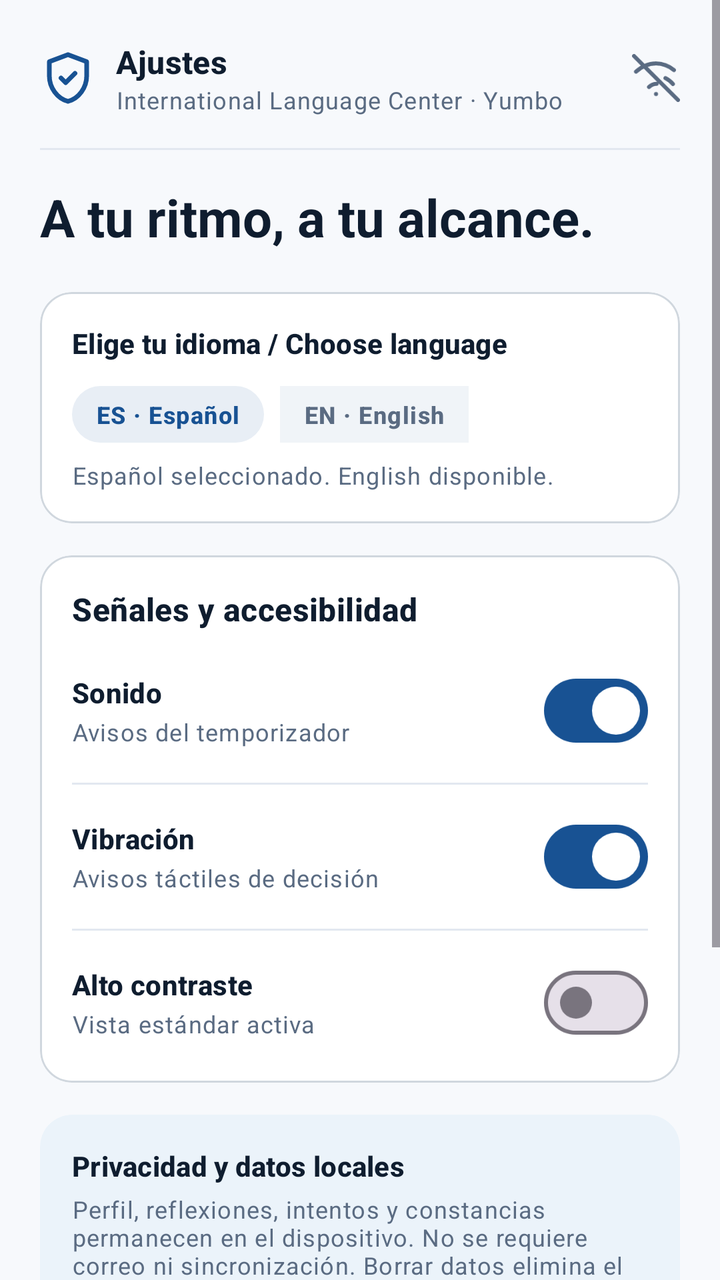
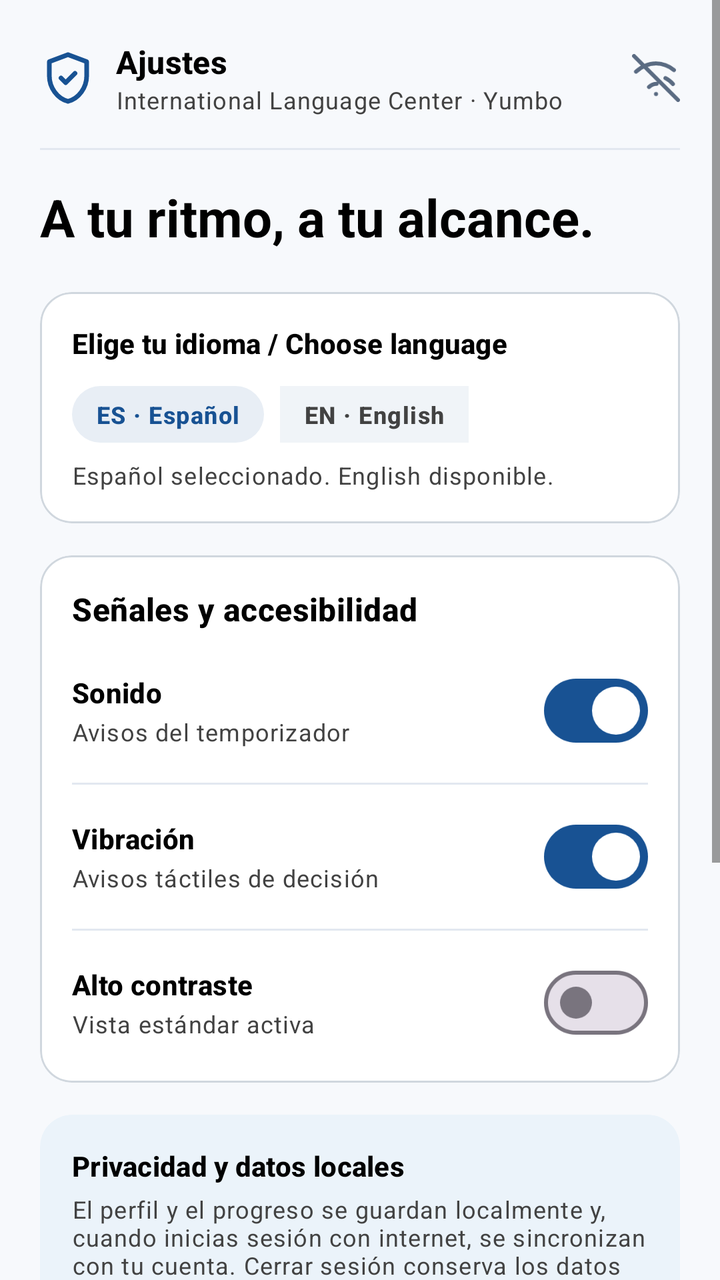

Before-and-after screenshots of an Android layout around one commit, followed by the original layout XML and the change that was made.
<!-- AndroidManifest.xml: application theme Theme.CrisisSim -->
<!-- res/layout/fragment_settings.xml -->
<?xml version="1.0" encoding="utf-8"?>
<ScrollView xmlns:android="http://schemas.android.com/apk/res/android"
    xmlns:app="http://schemas.android.com/apk/res-auto"
    xmlns:tools="http://schemas.android.com/tools"
    android:layout_width="match_parent"
    android:layout_height="match_parent"
    android:background="@color/background_light"
    android:clipToPadding="false"
    android:fillViewport="true"
    tools:context=".presentation.ui.settings.SettingsFragment">

    <LinearLayout
        android:layout_width="match_parent"
        android:layout_height="wrap_content"
        android:orientation="vertical"
        android:padding="20dp">

        
        <LinearLayout
            android:layout_width="match_parent"
            android:layout_height="wrap_content"
            android:gravity="center_vertical"
            android:orientation="horizontal"
            android:paddingBottom="16dp">

            <ImageView
                android:layout_width="28dp"
                android:layout_height="28dp"
                android:contentDescription="@string/settings_header_title"
                android:src="@drawable/ic_shield" />

            <LinearLayout
                android:layout_width="0dp"
                android:layout_height="wrap_content"
                android:layout_marginStart="10dp"
                android:layout_weight="1"
                android:orientation="vertical">

                <TextView
                    android:layout_width="wrap_content"
                    android:layout_height="wrap_content"
                    android:text="@string/settings_header_title"
                    android:textAppearance="?attr/textAppearanceTitleMedium"
                    android:textColor="@color/text_primary"
                    android:textStyle="bold" />

                <TextView
                    android:layout_width="wrap_content"
                    android:layout_height="wrap_content"
                    android:text="@string/app_subtitle"
                    android:textAppearance="?attr/textAppearanceBodySmall"
                    android:textColor="@color/text_secondary" />
            </LinearLayout>

            <ImageView
                android:layout_width="24dp"
                android:layout_height="24dp"
                android:contentDescription="@string/badge_offline"
                android:src="@drawable/ic_offline" />
        </LinearLayout>

        <View
            android:layout_width="match_parent"
            android:layout_height="1dp"
            android:layout_marginBottom="16dp"
            android:background="#E2E8F0" />

        
        <TextView
            android:layout_width="match_parent"
            android:layout_height="wrap_content"
            android:text="@string/settings_title"
            android:textAppearance="?attr/textAppearanceHeadlineMedium"
            android:textColor="@color/text_primary"
            android:textSize="26sp"
            android:textStyle="bold" />

        
        <com.google.android.material.card.MaterialCardView
            android:layout_width="match_parent"
            android:layout_height="wrap_content"
            android:layout_marginTop="20dp"
            app:cardBackgroundColor="@color/surface_light"
            app:cardCornerRadius="16dp"
            app:cardElevation="0dp"
            app:strokeColor="#D0D7DE"
            app:strokeWidth="1dp">

            <LinearLayout
                android:layout_width="match_parent"
                android:layout_height="wrap_content"
                android:orientation="vertical"
                android:padding="16dp">

                <TextView
                    android:layout_width="match_parent"
                    android:layout_height="wrap_content"
                    android:text="@string/welcome_lang_label"
                    android:textAppearance="?attr/textAppearanceTitleSmall"
                    android:textColor="@color/text_primary"
                    android:textStyle="bold" />

                <LinearLayout
                    android:layout_width="match_parent"
                    android:layout_height="wrap_content"
                    android:layout_marginTop="12dp"
                    android:orientation="horizontal">

                    <TextView
                        android:layout_width="wrap_content"
                        android:layout_height="wrap_content"
                        android:background="@drawable/bg_pill_role"
                        android:paddingHorizontal="12dp"
                        android:paddingVertical="6dp"
                        android:text="@string/welcome_lang_es"
                        android:textAppearance="?attr/textAppearanceLabelMedium"
                        android:textColor="@color/primary"
                        android:textStyle="bold" />

                    <TextView
                        android:layout_width="wrap_content"
                        android:layout_height="wrap_content"
                        android:layout_marginStart="8dp"
                        android:background="#F0F4F8"
                        android:paddingHorizontal="12dp"
                        android:paddingVertical="6dp"
                        android:text="@string/welcome_lang_en"
                        android:textAppearance="?attr/textAppearanceLabelMedium"
                        android:textColor="@color/text_secondary"
                        android:textStyle="bold" />
                </LinearLayout>

                <TextView
                    android:layout_width="match_parent"
                    android:layout_height="wrap_content"
                    android:layout_marginTop="8dp"
                    android:text="Español seleccionado. English disponible."
                    android:textAppearance="?attr/textAppearanceBodySmall"
                    android:textColor="@color/text_secondary" />
            </LinearLayout>
        </com.google.android.material.card.MaterialCardView>

        
        <com.google.android.material.card.MaterialCardView
            android:layout_width="match_parent"
            android:layout_height="wrap_content"
            android:layout_marginTop="16dp"
            app:cardBackgroundColor="@color/surface_light"
            app:cardCornerRadius="16dp"
            app:cardElevation="0dp"
            app:strokeColor="#D0D7DE"
            app:strokeWidth="1dp">

            <LinearLayout
                android:layout_width="match_parent"
                android:layout_height="wrap_content"
                android:orientation="vertical"
                android:padding="16dp">

                <TextView
                    android:layout_width="match_parent"
                    android:layout_height="wrap_content"
                    android:text="@string/settings_accessibility_title"
                    android:textAppearance="?attr/textAppearanceTitleMedium"
                    android:textColor="@color/text_primary"
                    android:textStyle="bold" />

                
                <LinearLayout
                    android:layout_width="match_parent"
                    android:layout_height="wrap_content"
                    android:layout_marginTop="16dp"
                    android:gravity="center_vertical"
                    android:orientation="horizontal">

                    <LinearLayout
                        android:layout_width="0dp"
                        android:layout_height="wrap_content"
                        android:layout_weight="1"
                        android:orientation="vertical">

                        <TextView
                            android:layout_width="wrap_content"
                            android:layout_height="wrap_content"
                            android:text="@string/settings_sound_title"
                            android:textAppearance="?attr/textAppearanceTitleSmall"
                            android:textColor="@color/text_primary"
                            android:textStyle="bold" />

                        <TextView
                            android:layout_width="wrap_content"
                            android:layout_height="wrap_content"
                            android:layout_marginTop="2dp"
                            android:text="@string/settings_sound_desc"
                            android:textAppearance="?attr/textAppearanceBodySmall"
                            android:textColor="@color/text_secondary" />
                    </LinearLayout>

                    <com.google.android.material.materialswitch.MaterialSwitch
                        android:layout_width="wrap_content"
                        android:layout_height="wrap_content"
                        android:checked="true" />
                </LinearLayout>

                <View
                    android:layout_width="match_parent"
                    android:layout_height="1dp"
                    android:layout_marginVertical="12dp"
                    android:background="#E2E8F0" />

                
                <LinearLayout
                    android:layout_width="match_parent"
                    android:layout_height="wrap_content"
                    android:gravity="center_vertical"
                    android:orientation="horizontal">

                    <LinearLayout
                        android:layout_width="0dp"
                        android:layout_height="wrap_content"
                        android:layout_weight="1"
                        android:orientation="vertical">

                        <TextView
                            android:layout_width="wrap_content"
                            android:layout_height="wrap_content"
                            android:text="@string/settings_vibration_title"
                            android:textAppearance="?attr/textAppearanceTitleSmall"
                            android:textColor="@color/text_primary"
                            android:textStyle="bold" />

                        <TextView
                            android:layout_width="wrap_content"
                            android:layout_height="wrap_content"
                            android:layout_marginTop="2dp"
                            android:text="@string/settings_vibration_desc"
                            android:textAppearance="?attr/textAppearanceBodySmall"
                            android:textColor="@color/text_secondary" />
                    </LinearLayout>

                    <com.google.android.material.materialswitch.MaterialSwitch
                        android:layout_width="wrap_content"
                        android:layout_height="wrap_content"
                        android:checked="true" />
                </LinearLayout>

                <View
                    android:layout_width="match_parent"
                    android:layout_height="1dp"
                    android:layout_marginVertical="12dp"
                    android:background="#E2E8F0" />

                
                <LinearLayout
                    android:layout_width="match_parent"
                    android:layout_height="wrap_content"
                    android:gravity="center_vertical"
                    android:orientation="horizontal">

                    <LinearLayout
                        android:layout_width="0dp"
                        android:layout_height="wrap_content"
                        android:layout_weight="1"
                        android:orientation="vertical">

                        <TextView
                            android:layout_width="wrap_content"
                            android:layout_height="wrap_content"
                            android:text="@string/settings_contrast_title"
                            android:textAppearance="?attr/textAppearanceTitleSmall"
                            android:textColor="@color/text_primary"
                            android:textStyle="bold" />

                        <TextView
                            android:layout_width="wrap_content"
                            android:layout_height="wrap_content"
                            android:layout_marginTop="2dp"
                            android:text="@string/settings_contrast_desc"
                            android:textAppearance="?attr/textAppearanceBodySmall"
                            android:textColor="@color/text_secondary" />
                    </LinearLayout>

                    <com.google.android.material.materialswitch.MaterialSwitch
                        android:layout_width="wrap_content"
                        android:layout_height="wrap_content"
                        android:checked="false" />
                </LinearLayout>
            </LinearLayout>
        </com.google.android.material.card.MaterialCardView>

        
        <com.google.android.material.card.MaterialCardView
            android:layout_width="match_parent"
            android:layout_height="wrap_content"
            android:layout_marginTop="16dp"
            app:cardBackgroundColor="@color/primary_container"
            app:cardCornerRadius="16dp"
            app:cardElevation="0dp"
            app:strokeWidth="0dp">

            <LinearLayout
                android:layout_width="match_parent"
                android:layout_height="wrap_content"
                android:orientation="vertical"
                android:padding="16dp">

                <TextView
                    android:layout_width="match_parent"
                    android:layout_height="wrap_content"
                    android:text="@string/settings_privacy_title"
                    android:textAppearance="?attr/textAppearanceTitleSmall"
                    android:textColor="@color/text_primary"
                    android:textStyle="bold" />

                <TextView
                    android:layout_width="match_parent"
                    android:layout_height="wrap_content"
                    android:layout_marginTop="4dp"
                    android:text="@string/settings_privacy_desc"
                    android:textAppearance="?attr/textAppearanceBodySmall"
                    android:textColor="@color/text_secondary" />
            </LinearLayout>
        </com.google.android.material.card.MaterialCardView>

        
        <com.google.android.material.button.MaterialButton
            android:id="@+id/btn_clear_data"
            style="?attr/materialButtonOutlinedStyle"
            android:layout_width="match_parent"
            android:layout_height="52dp"
            android:layout_marginTop="16dp"
            android:text="@string/settings_clear_data"
            android:textAppearance="?attr/textAppearanceTitleSmall"
            android:textColor="#C5221F"
            app:cornerRadius="12dp"
            app:strokeColor="#C5221F"
            app:strokeWidth="1.5dp" />

        <TextView
            android:layout_width="match_parent"
            android:layout_height="wrap_content"
            android:layout_marginTop="8dp"
            android:gravity="center"
            android:text="@string/settings_note"
            android:textAppearance="?attr/textAppearanceBodySmall"
            android:textColor="@color/text_secondary" />

        
        <com.google.android.material.card.MaterialCardView
            android:id="@+id/card_meeting_point"
            android:layout_width="match_parent"
            android:layout_height="52dp"
            android:layout_marginTop="16dp"
            android:clickable="true"
            android:focusable="true"
            app:cardBackgroundColor="@color/meeting_point_bg"
            app:cardCornerRadius="12dp"
            app:cardElevation="0dp"
            app:strokeColor="@color/meeting_point_border"
            app:strokeWidth="1dp">

            <LinearLayout
                android:layout_width="match_parent"
                android:layout_height="match_parent"
                android:gravity="center"
                android:orientation="horizontal">

                <ImageView
                    android:layout_width="20dp"
                    android:layout_height="20dp"
                    android:contentDescription="@string/meeting_point_button"
                    android:src="@drawable/ic_meeting_point" />

                <TextView
                    android:layout_width="wrap_content"
                    android:layout_height="wrap_content"
                    android:layout_marginStart="8dp"
                    android:text="@string/meeting_point_button"
                    android:textAppearance="?attr/textAppearanceTitleMedium"
                    android:textColor="@color/meeting_point_text"
                    android:textStyle="bold" />
            </LinearLayout>
        </com.google.android.material.card.MaterialCardView>
    </LinearLayout>
</ScrollView>
<!-- resources referenced by this layout -->
<resources>
  <color name="background_light">#F7F9FC</color>
  <color name="meeting_point_bg">#E2F4EC</color>
  <color name="meeting_point_border">#A2DEC3</color>
  <color name="meeting_point_text">#176343</color>
  <color name="primary">#185293</color>
  <color name="primary_container">#EBF3FA</color>
  <color name="surface_light">#FFFFFF</color>
  <color name="text_primary">#0F1D2F</color>
  <color name="text_secondary">#5A6B82</color>
  <!-- drawable bg_pill_role (drawable) -->
  <?xml version="1.0" encoding="utf-8"?>
  <shape xmlns:android="http://schemas.android.com/apk/res/android"
      android:shape="rectangle">
      <solid android:color="@color/role_pill_bg" />
      <corners android:radius="16dp" />
  </shape>
  <!-- drawable ic_offline (drawable) -->
  <vector xmlns:android="http://schemas.android.com/apk/res/android"
      android:width="24dp"
      android:height="24dp"
      android:viewportWidth="24"
      android:viewportHeight="24">
    <path
        android:fillColor="#00000000"
        android:pathData="M1,1l22,22M16.72,12.06C18.17,12.78 19.46,13.8 20.46,15.01M12,20h.01M8.5,16.5c1.01,-1.01 2.37,-1.6 3.8,-1.60M2,8.82C4.84,6.23 8.35,4.72 12,4.72c3.21,0 6.33,1.18 8.97,3.3"
        android:strokeColor="#5A6B82"
        android:strokeWidth="2"
        android:strokeLineCap="round"
        android:strokeLineJoin="round"/>
  </vector>
  <string name="app_subtitle">International Language Center · Yumbo</string>
  <string name="badge_offline">Entrenamiento sin internet</string>
  <string name="meeting_point_button">Punto de encuentro</string>
  <string name="settings_accessibility_title">Señales y accesibilidad</string>
  <string name="settings_clear_data">Borrar datos del dispositivo</string>
  <string name="settings_contrast_desc">Vista estándar activa</string>
  <string name="settings_contrast_title">Alto contraste</string>
  <string name="settings_header_title">Ajustes</string>
  <string name="settings_note">Estados visuales de ejemplo. Estos controles no cambian la configuración en esta maqueta.</string>
  <string name="settings_privacy_desc">Perfil, reflexiones, intentos y constancias permanecen en el dispositivo. No se requiere correo ni sincronización. Borrar datos elimina el progreso local.</string>
  <string name="settings_privacy_title">Privacidad y datos locales</string>
  <string name="settings_sound_desc">Avisos del temporizador</string>
  <string name="settings_sound_title">Sonido</string>
  <string name="settings_title">A tu ritmo, a tu alcance.</string>
  <string name="settings_vibration_desc">Avisos táctiles de decisión</string>
  <string name="settings_vibration_title">Vibración</string>
  <string name="welcome_lang_en">EN · English</string>
  <string name="welcome_lang_es">ES · Español</string>
  <string name="welcome_lang_label">Elige tu idioma / Choose language</string>
  <style name="Theme.CrisisSim" parent="Base.Theme.CrisisSim" />
  <color name="role_pill_bg">#E8EEF5</color>
  <style name="Base.Theme.CrisisSim" parent="Theme.Material3.DayNight.NoActionBar">
          
          <item name="colorPrimary">@color/primary</item>
          <item name="colorPrimaryVariant">@color/primary_dark</item>
          <item name="colorOnPrimary">@color/surface_light</item>
          <item name="android:colorBackground">@color/background_light</item>
          <item name="colorSurface">@color/surface_light</item>
      </style>
  <color name="primary_dark">#0F3968</color>
  <!-- unchanged entries left out for length: 2 -->
</resources>

<!-- the commit's change to res/layout/fragment_settings.xml (unified diff, before → after) -->
@@ -336,6 +336,24 @@
             app:strokeColor="#C5221F"
             app:strokeWidth="1.5dp" />
 
+        <com.google.android.material.button.MaterialButton
+            android:id="@+id/btn_sign_out"
+            style="?attr/materialButtonOutlinedStyle"
+            android:layout_width="match_parent"
+            android:layout_height="52dp"
+            android:layout_marginTop="12dp"
+            android:text="@string/settings_sign_out"
+            app:cornerRadius="12dp" />
+
+        <TextView
+            android:layout_width="match_parent"
+            android:layout_height="wrap_content"
+            android:layout_marginTop="4dp"
+            android:gravity="center"
+            android:text="@string/settings_sign_out_note"
+            android:textAppearance="?attr/textAppearanceBodySmall"
+            android:textColor="@color/text_secondary" />
+
         <TextView
             android:layout_width="match_parent"
             android:layout_height="wrap_content"
<!-- resource entries referenced after the edit -->
@@ -7,8 +7,8 @@
   <color name="primary">#185293</color>
   <color name="primary_container">#EBF3FA</color>
   <color name="surface_light">#FFFFFF</color>
-  <color name="text_primary">#0F1D2F</color>
-  <color name="text_secondary">#5A6B82</color>
+  <color name="text_primary">#000000</color>
+  <color name="text_secondary">#424242</color>
   <!-- drawable bg_pill_role (drawable) -->
   <?xml version="1.0" encoding="utf-8"?>
   <shape xmlns:android="http://schemas.android.com/apk/res/android"
@@ -39,8 +39,10 @@
   <string name="settings_contrast_title">Alto contraste</string>
   <string name="settings_header_title">Ajustes</string>
   <string name="settings_note">Estados visuales de ejemplo. Estos controles no cambian la configuración en esta maqueta.</string>
-  <string name="settings_privacy_desc">Perfil, reflexiones, intentos y constancias permanecen en el dispositivo. No se requiere correo ni sincronización. Borrar datos elimina el progreso local.</string>
+  <string name="settings_privacy_desc">El perfil y el progreso se guardan localmente y, cuando inicias sesión con internet, se sincronizan con tu cuenta. Cerrar sesión conserva los datos de este dispositivo.</string>
   <string name="settings_privacy_title">Privacidad y datos locales</string>
+  <string name="settings_sign_out">Cerrar sesión</string>
+  <string name="settings_sign_out_note">Tus datos locales se conservan en este dispositivo.</string>
   <string name="settings_sound_desc">Avisos del temporizador</string>
   <string name="settings_sound_title">Sonido</string>
   <string name="settings_title">A tu ritmo, a tu alcance.</string>
@@ -51,13 +53,18 @@
   <string name="welcome_lang_label">Elige tu idioma / Choose language</string>
   <style name="Theme.CrisisSim" parent="Base.Theme.CrisisSim" />
   <color name="role_pill_bg">#E8EEF5</color>
-  <style name="Base.Theme.CrisisSim" parent="Theme.Material3.DayNight.NoActionBar">
-          
+  <style name="Base.Theme.CrisisSim" parent="Theme.Material3.Light.NoActionBar">
           <item name="colorPrimary">@color/primary</item>
           <item name="colorPrimaryVariant">@color/primary_dark</item>
           <item name="colorOnPrimary">@color/surface_light</item>
           <item name="android:colorBackground">@color/background_light</item>
           <item name="colorSurface">@color/surface_light</item>
+          <item name="colorOnSurface">@color/text_primary</item>
+          <item name="colorOnSurfaceVariant">@color/text_secondary</item>
+          <item name="android:textColorPrimary">@color/text_primary</item>
+          <item name="android:textColorSecondary">@color/text_secondary</item>
+          <item name="android:textColorHint">@color/text_secondary</item>
+          <item name="colorError">#B3261E</item>
       </style>
   <color name="primary_dark">#0F3968</color>
   <!-- unchanged entries left out for length: 2 -->
